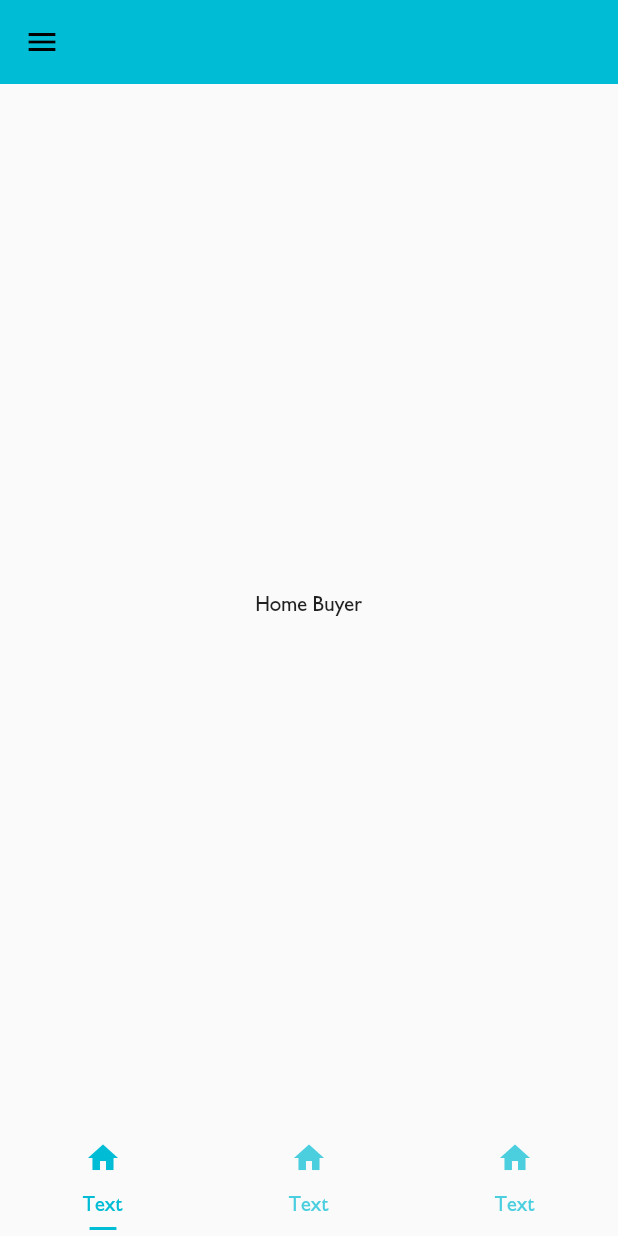
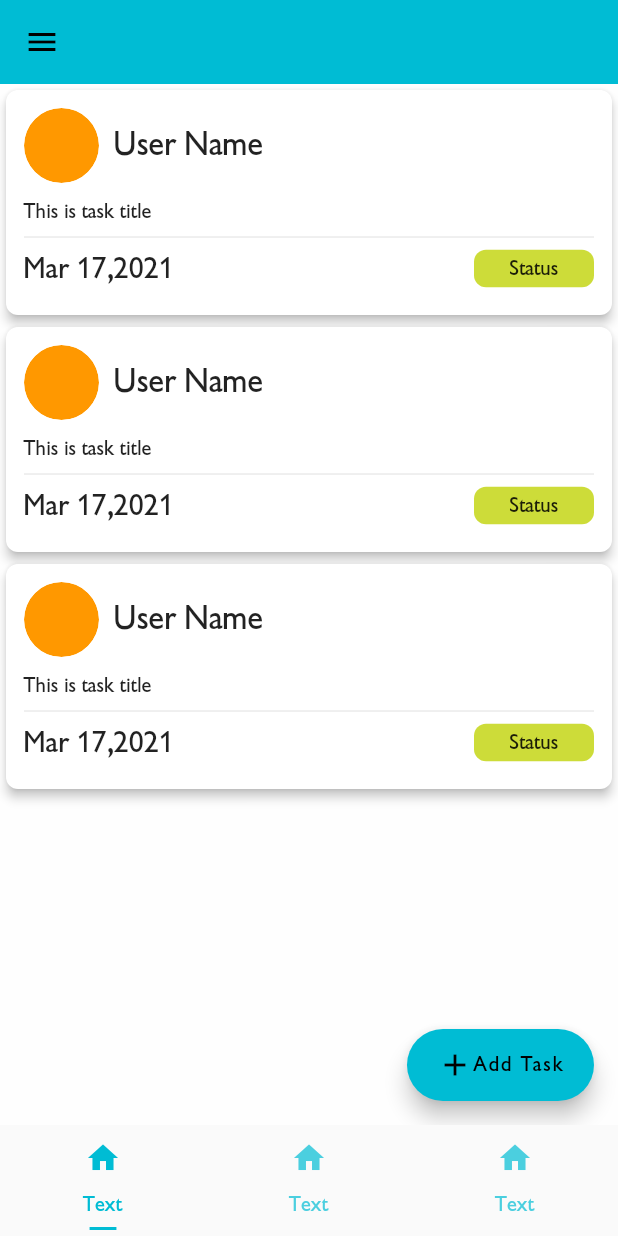
Before and after one commit to ozzi0032/PROWORK, a Flutter app: the MainTabs screen opened directly, on a phone screen of 412 x 824 dp. Run offline on Flutter 3.47's test engine with Material 2 defaults, Android fonts, the phone set to English and light mode, and no system bars; our stand-ins replace after_layout, cloud_firestore, firebase_core, get_it, image_picker; missing offline and left inert: grouped_buttons; accounts and stored records are empty.

Commit message:
task card widget + buyer index fragment

```diff
--- a/lib/main.dart
+++ b/lib/main.dart
@@ -17,6 +17,7 @@ class MyApp extends StatelessWidget {
       debugShowCheckedModeBanner: true,
       initialRoute: '/splash',
       onGenerateRoute: Routes.generateRoute,
+
     );
   }
 }
--- a/lib/router.dart
+++ b/lib/router.dart
@@ -1,7 +1,7 @@
 import 'package:flutter/material.dart';
 import 'package:flutter/widgets.dart';
 
-import './phonelogin.dart';
+import './screens/phonelogin.dart';
 import './screens/splashscreen.dart';
 import './screens/onboarding.dart';
 import './screens/otp.dart';
--- /dev/null
+++ b/lib/screens/buyer/addTask.dart
@@ -0,0 +1,13 @@
+import 'package:flutter/material.dart';
+
+class AddTask extends StatefulWidget {
+  @override
+  _AddTaskState createState() => _AddTaskState();
+}
+
+class _AddTaskState extends State<AddTask> {
+  @override
+  Widget build(BuildContext context) {
+    return Container();
+  }
+}
--- /dev/null
+++ b/lib/screens/buyer/index.dart
@@ -0,0 +1,26 @@
+import 'package:PROWORK/widgets/taskCard.dart';
+import 'package:flutter/material.dart';
+
+class BuyerHomeFragment extends StatefulWidget {
+  @override
+  _BuyerHomeFragmentState createState() => _BuyerHomeFragmentState();
+}
+
+class _BuyerHomeFragmentState extends State<BuyerHomeFragment> {
+  @override
+  Widget build(BuildContext context) {
+    return Scaffold(
+      backgroundColor: Colors.white70,
+      floatingActionButton: FloatingActionButton.extended(
+          onPressed: () {},
+          label: Row(
+            children: [
+              Icon(Icons.add),
+              Text("Add Task"),
+            ],
+          )),
+      body: ListView.builder(
+          itemCount: 3, itemBuilder: (context, index) => TaskCard()),
+    );
+  }
+}
--- a/lib/tabbar.dart
+++ b/lib/tabbar.dart
@@ -1,4 +1,5 @@
 import 'package:PROWORK/menu.dart';
+import 'package:PROWORK/screens/buyer/index.dart';
 import 'package:after_layout/after_layout.dart';
 import 'package:flutter/material.dart';
 
@@ -38,9 +39,7 @@ class _MainTabsState extends State<MainTabs>
 
   void loadTabBar(context) {
     List<Widget> _buyerTabs = [
-      Center(
-        child: Text("Home Buyer"),
-      ),
+      BuyerHomeFragment(),
       Center(
         child: Text("Tasks Buyer"),
       ),
--- /dev/null
+++ b/lib/widgets/taskCard.dart
@@ -0,0 +1,65 @@
+import 'package:flutter/material.dart';
+
+class TaskCard extends StatelessWidget {
+  @override
+  Widget build(BuildContext context) {
+    return Card(
+      color: Colors.white,
+      elevation: 3.0,
+      clipBehavior: Clip.antiAliasWithSaveLayer,
+      shape: RoundedRectangleBorder(borderRadius: BorderRadius.circular(8.0)),
+      child: Container(
+          height: 150,
+          width: MediaQuery.of(context).size.width,
+          padding: const EdgeInsets.all(12.0),
+          child: Column(
+            mainAxisAlignment: MainAxisAlignment.start,
+            crossAxisAlignment: CrossAxisAlignment.start,
+            children: [
+              Row(
+                mainAxisAlignment: MainAxisAlignment.start,
+                children: [
+                  ClipOval(
+                    child: CircleAvatar(
+                      backgroundColor: Colors.orange,
+                      maxRadius: 25,
+                    ),
+                  ),
+                  SizedBox(
+                    width: 10,
+                  ),
+                  Text(
+                    "User Name",
+                    style: TextStyle(
+                      fontSize: 22,
+                    ),
+                  )
+                ],
+              ),
+              SizedBox(
+                height: 10,
+              ),
+              Text("This is task title"),
+              Divider(),
+              Row(
+                mainAxisAlignment: MainAxisAlignment.spaceBetween,
+                children: [
+                  Text(
+                    "Mar 17,2021",
+                    style: TextStyle(fontSize: 20),
+                  ),
+                  Container(
+                    height: 25,
+                    width: 80,
+                    decoration: BoxDecoration(
+                        color: Colors.lime,
+                        borderRadius: BorderRadius.circular(8.0)),
+                    child: Center(child: Text("Status")),
+                  )
+                ],
+              )
+            ],
+          )),
+    );
+  }
+}
```
